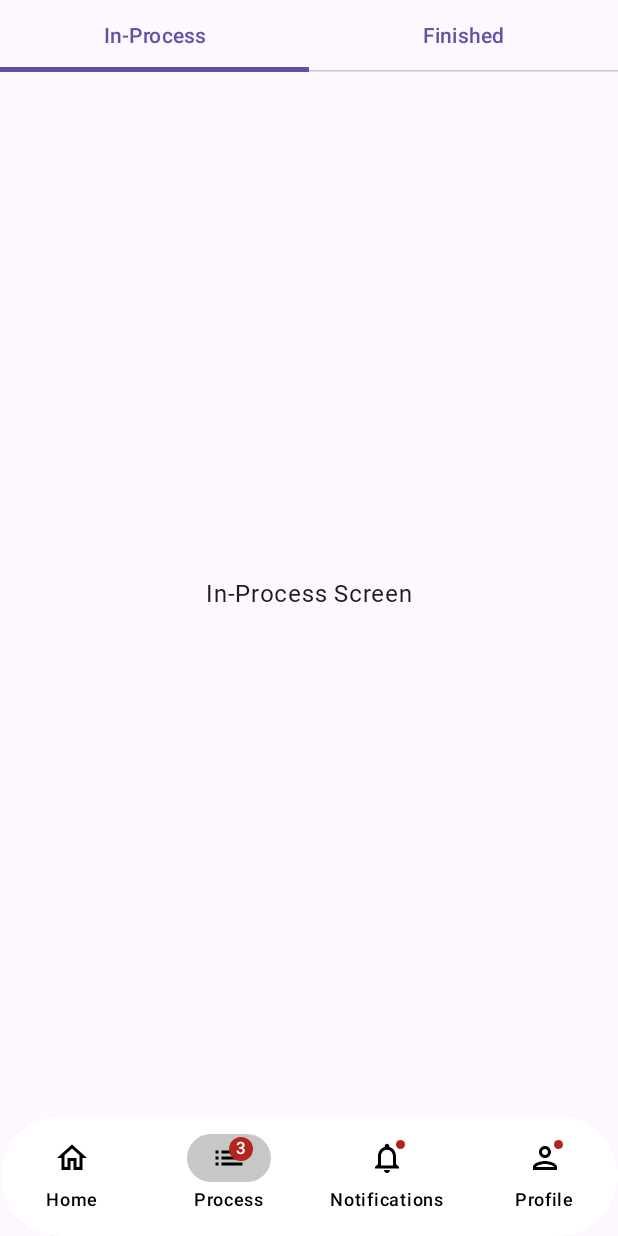
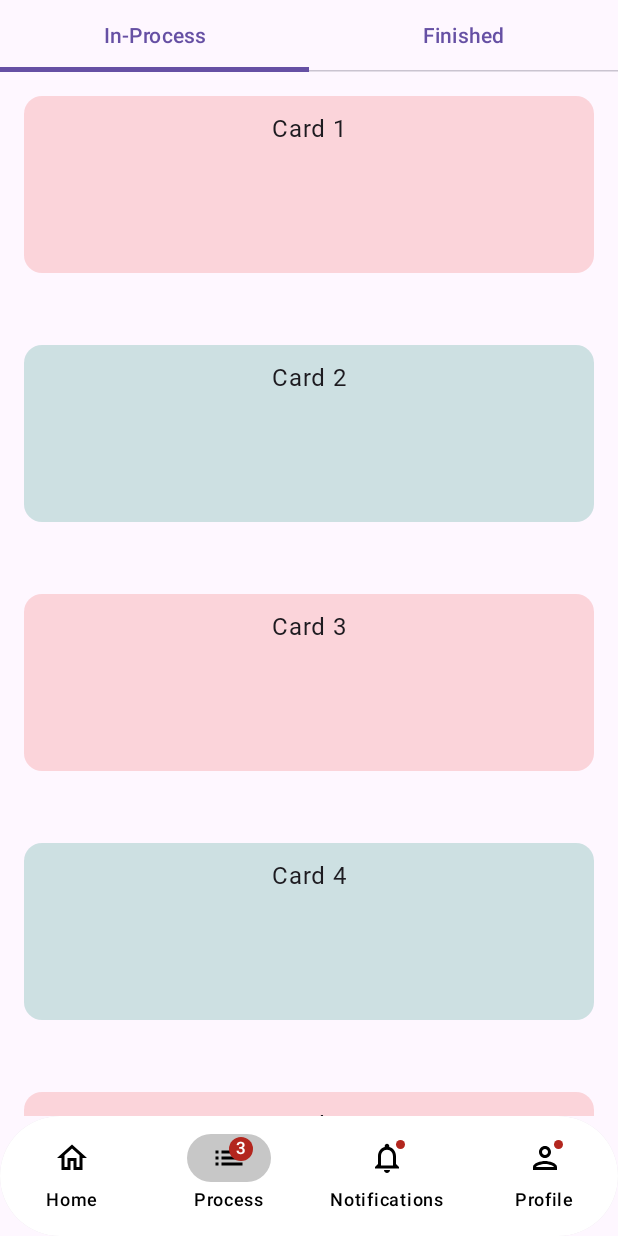
Before and after one commit to MusaibShabir/Found_It, an Android app built with Jetpack Compose: the screen it shows after launch (MainActivity), item 2 of the bottom bar chosen, on a phone screen of 412 x 824 dp. Run offline under Robolectric (Android 15) with nearby library versions, the phone set to English and light mode, and no system bars.

Commit message:
Added LazyColumn to show ProcessCard in ProcessScreen.kt

```diff
--- a/app/src/main/java/com/example/foundit/components/ProcessCard.kt
+++ b/app/src/main/java/com/example/foundit/components/ProcessCard.kt
@@ -1,29 +1,51 @@
 package com.example.foundit.components
 
+import androidx.compose.foundation.layout.Arrangement
+import androidx.compose.foundation.layout.Row
+import androidx.compose.foundation.layout.fillMaxSize
 import androidx.compose.foundation.layout.fillMaxWidth
 import androidx.compose.foundation.layout.height
 import androidx.compose.foundation.layout.padding
+import androidx.compose.foundation.lazy.LazyColumn
+import androidx.compose.foundation.lazy.items
 import androidx.compose.material3.Card
 import androidx.compose.material3.CardDefaults
+import androidx.compose.material3.Text
 import androidx.compose.runtime.Composable
+import androidx.compose.ui.Alignment
 import androidx.compose.ui.Modifier
 import androidx.compose.ui.graphics.Color
-import androidx.compose.ui.tooling.preview.Preview
 import androidx.compose.ui.unit.dp
+import com.example.foundit.data.FinishedProcessDataItem
+import com.example.foundit.data.InProcessDataItem
 import com.example.foundit.ui.theme.MainGreen
 import com.example.foundit.ui.theme.MainRed
+
+
+sealed class ProcessCardItem {
+    data class InProcess(val data: InProcessDataItem) : ProcessCardItem()
+    data class Finished(val data: FinishedProcessDataItem) : ProcessCardItem()
+}
 
 @Composable
 fun ProcessCard(
     modifier: Modifier,
-    cardColorCode: Int
+    cardItem: ProcessCardItem
 ) {
-    // Defining Card Color
-    val cardColor = when (cardColorCode) {
+
+    val (colorCode, cardTitle) = when (cardItem) {
+        is ProcessCardItem.InProcess -> cardItem.data.cardColorCode to cardItem.data.cardTitle
+        is ProcessCardItem.Finished -> cardItem.data.cardColorCode to cardItem.data.cardTitle
+        // Both of them are Returning a Pair Object which is then passed to the Val
+        //"to" -> helping with creating a pair object
+    }
+
+    val cardColor = when (colorCode) {
         0 -> MainRed.copy(alpha = 0.2f)
         1 -> MainGreen.copy(alpha = 0.2f)
         else -> Color.Gray.copy(alpha = 0.2f)
     }
+
     Card(
         onClick = { /*TODO*/ },
         modifier = modifier
@@ -32,12 +54,44 @@ fun ProcessCard(
             .padding(16.dp),
         colors = CardDefaults.cardColors(containerColor = cardColor)
     ) {
-
+        Row(
+            modifier = modifier
+                .fillMaxWidth()
+                .padding(10.dp),
+            horizontalArrangement = Arrangement.Center,
+            verticalAlignment = Alignment.CenterVertically
+        ) {
+            Text(text = cardTitle)
+        }
     }
 }
 
 @Composable
-@Preview(showBackground = true, showSystemUi = true)
-fun PreviewProcessCard() {
-    ProcessCard(modifier = Modifier, cardColorCode = 0)
+fun InProcessCardList(
+    modifier: Modifier,
+    cardData: List<ProcessCardItem.InProcess>
+) {
+    LazyColumn(
+        modifier = modifier.fillMaxSize(),
+        verticalArrangement = Arrangement.spacedBy(16.dp)
+    ) {
+        items(cardData) { cardItem ->
+            ProcessCard(modifier = modifier, cardItem = cardItem)
+        }
+    }
 }
+
+@Composable
+fun FinishedProcessCardList(
+    modifier: Modifier,
+    cardData: List<ProcessCardItem.Finished>
+) {
+    LazyColumn(
+        modifier = modifier.fillMaxSize(),
+        verticalArrangement = Arrangement.spacedBy(16.dp)
+    ) {
+        items(cardData) { cardItem ->
+            ProcessCard(modifier = modifier, cardItem = cardItem)
+        }
+    }
+}
--- /dev/null
+++ b/app/src/main/java/com/example/foundit/data/FinishedProcessData.kt
@@ -0,0 +1,19 @@
+package com.example.foundit.data
+
+data class FinishedProcessDataItem (
+    val cardColorCode: Int,
+    val cardTitle: String,
+)
+val FinishedProcessData = listOf(
+    FinishedProcessDataItem(cardColorCode = 0, cardTitle = "Card 8"),
+    FinishedProcessDataItem(cardColorCode = 1, cardTitle = "Card 9"),
+    FinishedProcessDataItem(cardColorCode = 0, cardTitle = "Card 10"),
+    FinishedProcessDataItem(cardColorCode = 1, cardTitle = "Card 11"),
+    FinishedProcessDataItem(cardColorCode = 0, cardTitle = "Card 12"),
+    FinishedProcessDataItem(cardColorCode = 1, cardTitle = "Card 13"),
+    FinishedProcessDataItem(cardColorCode = 0, cardTitle = "Card 14"),
+    FinishedProcessDataItem(cardColorCode = 1, cardTitle = "Card 15"),
+    FinishedProcessDataItem(cardColorCode = 0, cardTitle = "Card 16"),
+    FinishedProcessDataItem(cardColorCode = 1, cardTitle = "Card 17"),
+
+)
--- /dev/null
+++ b/app/src/main/java/com/example/foundit/data/InProcessData.kt
@@ -0,0 +1,16 @@
+package com.example.foundit.data
+
+data class InProcessDataItem (
+    val cardColorCode: Int,
+    val cardTitle: String,
+)
+
+val InProcessData = listOf(
+    InProcessDataItem(cardColorCode = 0, cardTitle = "Card 1"),
+    InProcessDataItem(cardColorCode = 1, cardTitle = "Card 2"),
+    InProcessDataItem(cardColorCode = 0, cardTitle = "Card 3"),
+    InProcessDataItem(cardColorCode = 1, cardTitle = "Card 4"),
+    InProcessDataItem(cardColorCode = 0, cardTitle = "Card 5"),
+    InProcessDataItem(cardColorCode = 1, cardTitle = "Card 6"),
+    InProcessDataItem(cardColorCode = 0, cardTitle = "Card 7"),
+)
--- a/app/src/main/java/com/example/foundit/screens/ProcessScreen.kt
+++ b/app/src/main/java/com/example/foundit/screens/ProcessScreen.kt
@@ -1,9 +1,7 @@
 package com.example.foundit.screens
 
 import androidx.compose.foundation.ExperimentalFoundationApi
-import androidx.compose.foundation.layout.Arrangement
 import androidx.compose.foundation.layout.Column
-import androidx.compose.foundation.layout.fillMaxSize
 import androidx.compose.foundation.pager.HorizontalPager
 import androidx.compose.foundation.pager.rememberPagerState
 import androidx.compose.material3.Tab
@@ -11,12 +9,17 @@ import androidx.compose.material3.TabRow
 import androidx.compose.material3.Text
 import androidx.compose.runtime.Composable
 import androidx.compose.runtime.rememberCoroutineScope
-import androidx.compose.ui.Alignment
 import androidx.compose.ui.Modifier
 import androidx.compose.ui.res.stringResource
 import androidx.compose.ui.tooling.preview.Preview
 import com.example.foundit.R
+import com.example.foundit.components.FinishedProcessCardList
+import com.example.foundit.components.InProcessCardList
+import com.example.foundit.components.ProcessCardItem
+import com.example.foundit.data.FinishedProcessData
+import com.example.foundit.data.InProcessData
 import kotlinx.coroutines.launch
+
 @OptIn(ExperimentalFoundationApi::class)
 @Composable
 fun ProcessScreen(modifier: Modifier) {
@@ -25,6 +28,8 @@ fun ProcessScreen(modifier: Modifier) {
     )
 
     val coroutineScope = rememberCoroutineScope()
+    val inProcessItems = InProcessData.map { ProcessCardItem.InProcess(it) }
+    val finishedItems = FinishedProcessData.map { ProcessCardItem.Finished(it)}
 
     Column(modifier = modifier) {
         TabRow(selectedTabIndex = pagerState.currentPage) {
@@ -48,28 +53,17 @@ fun ProcessScreen(modifier: Modifier) {
             )
         }
 
+
         HorizontalPager(
             state = pagerState,
             userScrollEnabled = true
         ) { page ->
             when (page) {
                 0 -> {
-                    Column(
-                        modifier = modifier.fillMaxSize(),
-                        horizontalAlignment = Alignment.CenterHorizontally,
-                        verticalArrangement = Arrangement.Center
-                    ) {
-                        Text(text = "In-Process Screen")
-                    }
+                    InProcessCardList(modifier = modifier, cardData = inProcessItems) // Directly use InProcessCardList
                 }
                 1 -> {
-                    Column(
-                        modifier = modifier.fillMaxSize(),
-                        horizontalAlignment = Alignment.CenterHorizontally,
-                        verticalArrangement = Arrangement.Center
-                    ) {
-                        Text(text = "Finished Screen")
-                    }
+                    FinishedProcessCardList(modifier = modifier, cardData =finishedItems) // Directly use FinishedProcessCardList
                 }
             }
         }
```
